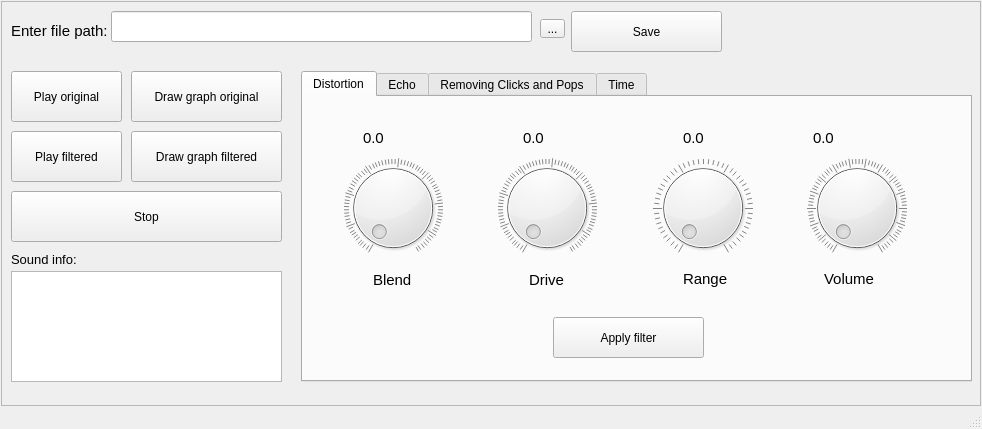
Old version of the form ui/mainForm.ui in the repository Andrew-Garanin/AudioDigitalFiltering.
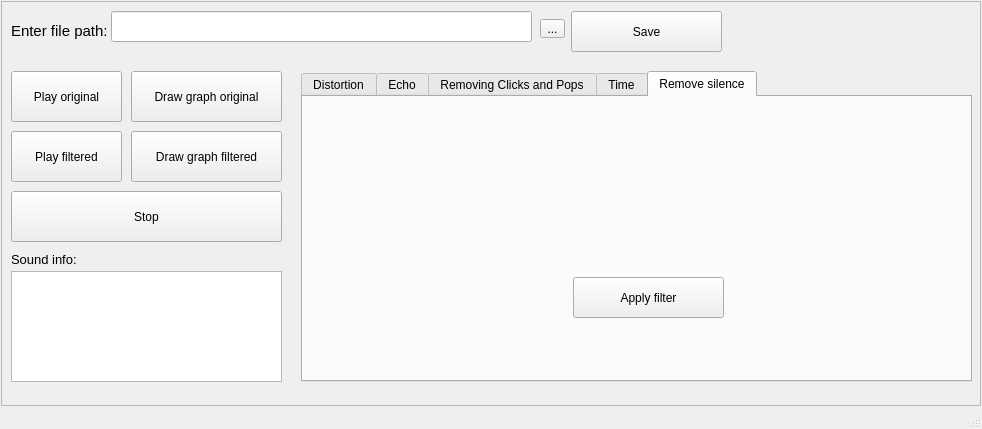
New version of the form. Icons and pictures are not drawn.

Commit message: Made a silence remover

Patch:
```diff
--- a/ui/mainForm.ui
+++ b/ui/mainForm.ui
@@ -78,7 +78,7 @@
         </rect>
        </property>
        <property name="currentIndex">
-        <number>0</number>
+        <number>4</number>
        </property>
        <widget class="QWidget" name="tab_2">
         <attribute name="title">
@@ -870,6 +870,34 @@
          </property>
         </widget>
        </widget>
+       <widget class="QWidget" name="tab">
+        <attribute name="title">
+         <string>Remove silence</string>
+        </attribute>
+        <widget class="QPushButton" name="buttonFilterRemoveSilence">
+         <property name="geometry">
+          <rect>
+           <x>270</x>
+           <y>180</y>
+           <width>151</width>
+           <height>41</height>
+          </rect>
+         </property>
+         <property name="text">
+          <string>Apply filter</string>
+         </property>
+         <property name="icon">
+          <iconset resource="../res/res_file.qrc">
+           <normaloff>:/icons/icons/music-svgrepo-com.svg</normaloff>:/icons/icons/music-svgrepo-com.svg</iconset>
+         </property>
+         <property name="iconSize">
+          <size>
+           <width>25</width>
+           <height>25</height>
+          </size>
+         </property>
+        </widget>
+       </widget>
       </widget>
       <widget class="QPushButton" name="buttonPlayFilteredSound">
        <property name="geometry">
```
The commit also changes 4 other files.
